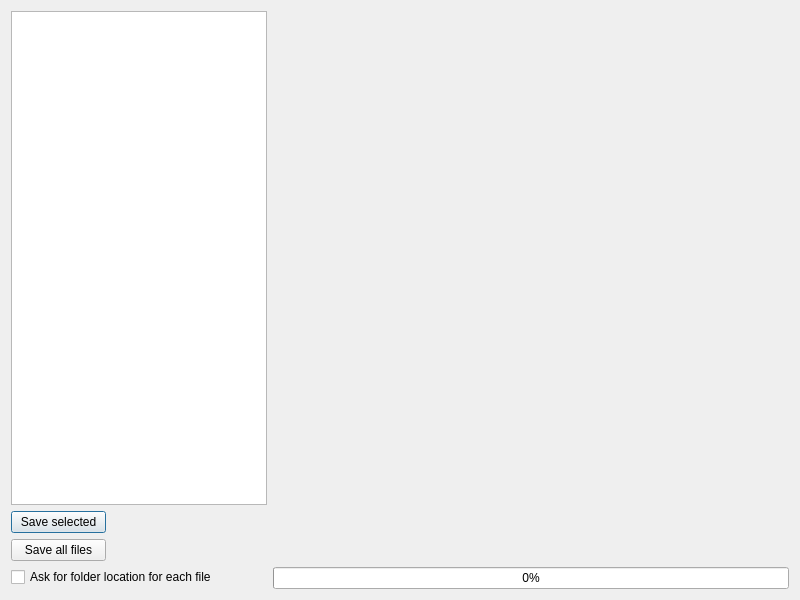
The window that src/filebrowse.ui (g4ixt/QtTinySA) describes before a commit, drawn with Qt 5.
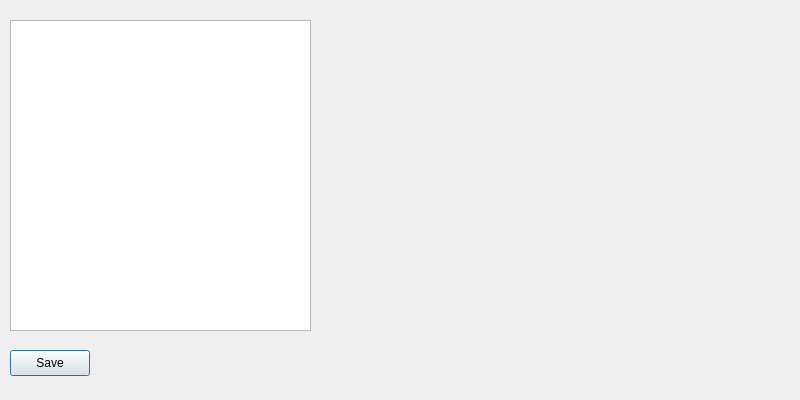
The same window after the commit.

What changed in the file:
```diff
--- a/src/filebrowse.ui
+++ b/src/filebrowse.ui
@@ -7,38 +7,43 @@
     <x>0</x>
     <y>0</y>
     <width>800</width>
-    <height>600</height>
+    <height>400</height>
    </rect>
   </property>
   <property name="windowTitle">
    <string>File List</string>
   </property>
-  <layout class="QGridLayout" name="gridLayout_3">
-   <item row="0" column="0">
-    <layout class="QFormLayout" name="formLayout">
-     <item row="0" column="0">
       <widget class="QListWidget" name="listWidget">
-       <property name="sizePolicy">
-        <sizepolicy hsizetype="Expanding" vsizetype="Expanding">
-         <horstretch>0</horstretch>
-         <verstretch>0</verstretch>
-        </sizepolicy>
-       </property>
-      </widget>
-     </item>
-     <item row="0" column="1">
+   <property name="geometry">
+    <rect>
+     <x>10</x>
+     <y>20</y>
+     <width>301</width>
+     <height>311</height>
+    </rect>
+   </property>
+  </widget>
+  <widget class="QPushButton" name="download">
+   <property name="geometry">
+    <rect>
+     <x>10</x>
+     <y>350</y>
+     <width>80</width>
+     <height>26</height>
+    </rect>
+   </property>
+   <property name="text">
+    <string>Save</string>
+   </property>
+  </widget>
       <widget class="QLabel" name="picture">
-       <property name="sizePolicy">
-        <sizepolicy hsizetype="Expanding" vsizetype="Expanding">
-         <horstretch>0</horstretch>
-         <verstretch>0</verstretch>
-        </sizepolicy>
-       </property>
-       <property name="minimumSize">
-        <size>
-         <width>480</width>
-         <height>320</height>
-        </size>
+   <property name="geometry">
+    <rect>
+     <x>320</x>
+     <y>20</y>
+     <width>471</width>
+     <height>321</height>
+    </rect>
        </property>
        <property name="text">
         <string/>
@@ -47,78 +52,19 @@
         <bool>false</bool>
        </property>
       </widget>
-     </item>
-     <item row="1" column="0">
-      <widget class="QPushButton" name="download">
-       <property name="sizePolicy">
-        <sizepolicy hsizetype="Fixed" vsizetype="Fixed">
-         <horstretch>0</horstretch>
-         <verstretch>0</verstretch>
-        </sizepolicy>
-       </property>
-       <property name="minimumSize">
-        <size>
-         <width>95</width>
-         <height>0</height>
-        </size>
-       </property>
-       <property name="text">
-        <string>Save selected</string>
-       </property>
-      </widget>
-     </item>
-     <item row="1" column="1">
       <widget class="QLabel" name="downloadInfo">
-       <property name="sizePolicy">
-        <sizepolicy hsizetype="Expanding" vsizetype="Expanding">
-         <horstretch>0</horstretch>
-         <verstretch>0</verstretch>
-        </sizepolicy>
+   <property name="geometry">
+    <rect>
+     <x>10</x>
+     <y>380</y>
+     <width>791</width>
+     <height>20</height>
+    </rect>
        </property>
        <property name="text">
         <string/>
        </property>
       </widget>
-     </item>
-     <item row="2" column="0">
-      <widget class="QPushButton" name="saveAll">
-       <property name="sizePolicy">
-        <sizepolicy hsizetype="Fixed" vsizetype="Fixed">
-         <horstretch>0</horstretch>
-         <verstretch>0</verstretch>
-        </sizepolicy>
-       </property>
-       <property name="minimumSize">
-        <size>
-         <width>95</width>
-         <height>0</height>
-        </size>
-       </property>
-       <property name="text">
-        <string>Save all files</string>
-       </property>
-      </widget>
-     </item>
-     <item row="3" column="0">
-      <widget class="QCheckBox" name="askForPath">
-       <property name="text">
-        <string>Ask for folder location for each file</string>
-       </property>
-       <property name="checked">
-        <bool>false</bool>
-       </property>
-      </widget>
-     </item>
-     <item row="3" column="1">
-      <widget class="QProgressBar" name="saveProgress">
-       <property name="value">
-        <number>0</number>
-       </property>
-      </widget>
-     </item>
-    </layout>
-   </item>
-  </layout>
  </widget>
  <resources/>
  <connections/>
```
Lines whose indentation alone changed are shown as unchanged.
